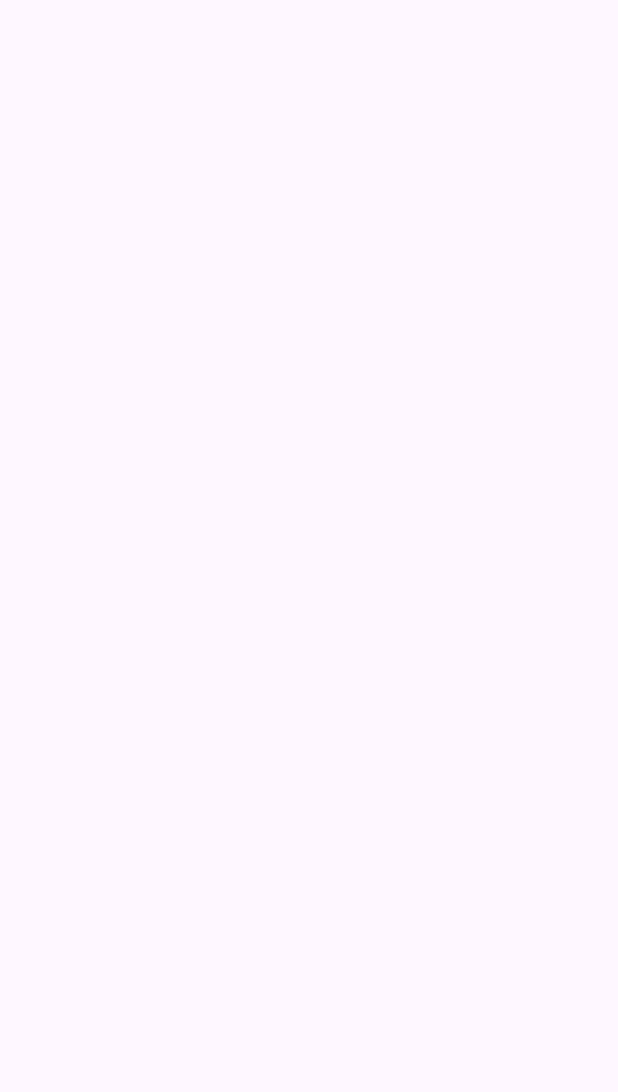
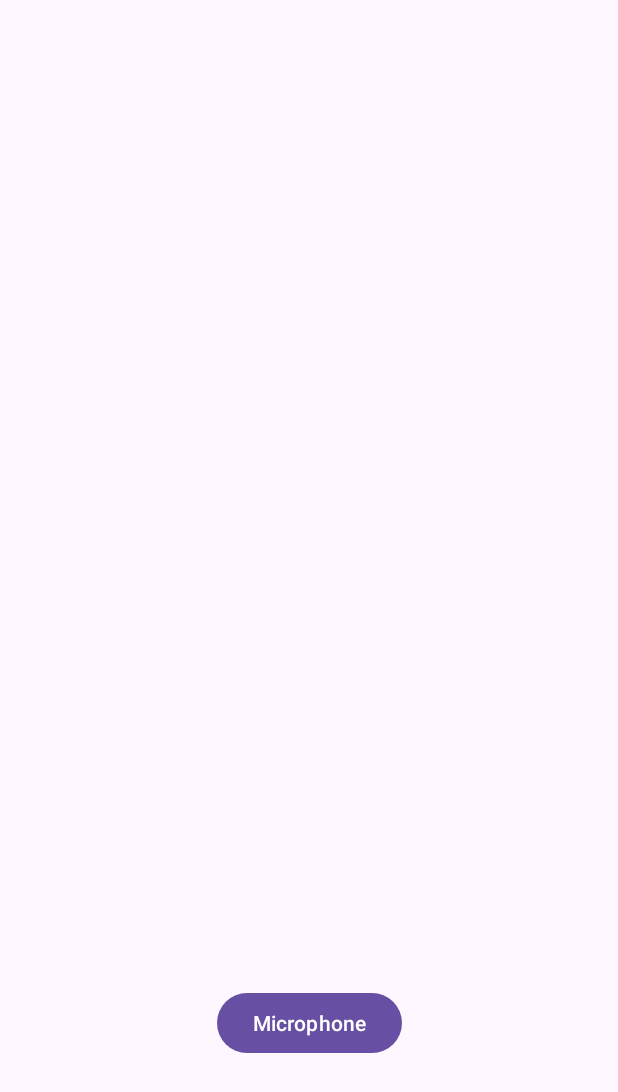
Before and after one commit to harvysdlc/FLTR, an Android app: the ScreenMain screen opened directly, with no data from a screen before it, on a phone screen of 412 x 824 dp. Before the commit the part shown is empty. Shown: the top 1092 px of the screen. Run offline under Robolectric (Android 15) with nearby library versions, the phone set to English and light mode, and no system bars.

Commit message:
updated mainscreen added debugging log on microphone added microphone permission on androidManifest

```diff
--- a/app/src/main/AndroidManifest.xml
+++ b/app/src/main/AndroidManifest.xml
@@ -1,8 +1,10 @@
 <?xml version="1.0" encoding="utf-8"?>
 <manifest xmlns:android="http://schemas.android.com/apk/res/android"
     xmlns:tools="http://schemas.android.com/tools">
+    <uses-permission android:name="android.permission.RECORD_AUDIO" />
 
     <application
+
         android:allowBackup="true"
         android:dataExtractionRules="@xml/data_extraction_rules"
         android:fullBackupContent="@xml/backup_rules"
--- a/app/src/main/java/com/example/fltr/Registration.java
+++ b/app/src/main/java/com/example/fltr/Registration.java
@@ -40,7 +40,7 @@ public class Registration extends AppCompatActivity {
             if (name.isEmpty()) {
                 Toast.makeText(Registration.this, "Please enter your name or nickname.", Toast.LENGTH_SHORT).show();
             } else {
-                // show name and gender in a small box hehe
+                // show name and gender in a small box here
                 //Toast.makeText(Registration.this, "Name: " + name + "\nGender: " + gender, Toast.LENGTH_LONG).show();
                 @SuppressLint("CutPasteId") Button proceed = findViewById(R.id.proceedButton);
                 proceed.setOnClickListener(view -> {
--- a/app/src/main/res/layout/activity_screen_main.xml
+++ b/app/src/main/res/layout/activity_screen_main.xml
@@ -7,4 +7,14 @@
     android:layout_height="match_parent"
     tools:context=".ScreenMain">
 
+    <Button
+        android:id="@+id/microphoneButton"
+        android:layout_width="wrap_content"
+        android:layout_height="wrap_content"
+        android:text="@string/microphone"
+        app:layout_constraintBottom_toBottomOf="parent"
+        app:layout_constraintEnd_toEndOf="parent"
+        app:layout_constraintStart_toStartOf="parent"
+        app:layout_constraintTop_toTopOf="parent"
+        app:layout_constraintVertical_bias="0.848" />
 </androidx.constraintlayout.widget.ConstraintLayout>
--- a/app/src/main/res/values/strings.xml
+++ b/app/src/main/res/values/strings.xml
@@ -5,4 +5,5 @@
     <string name="enter_your_name">Enter your name</string>
     <string name="proceed">Proceed</string>
     <string name="enter_name">Enter Name:</string>
+    <string name="microphone">Microphone</string>
 </resources>
```
Also changed, not shown: app/src/main/java/com/example/fltr/ScreenMain.java (+76 -0 lines).
